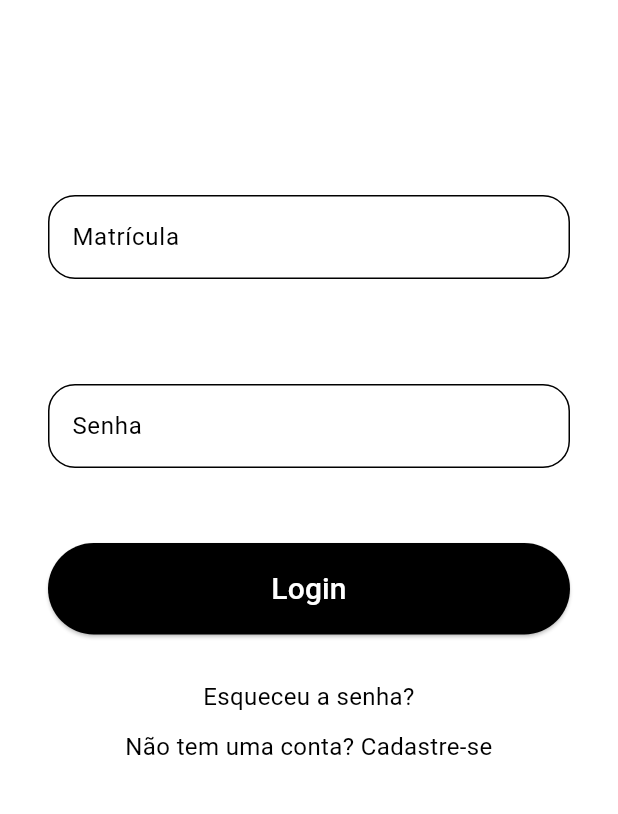
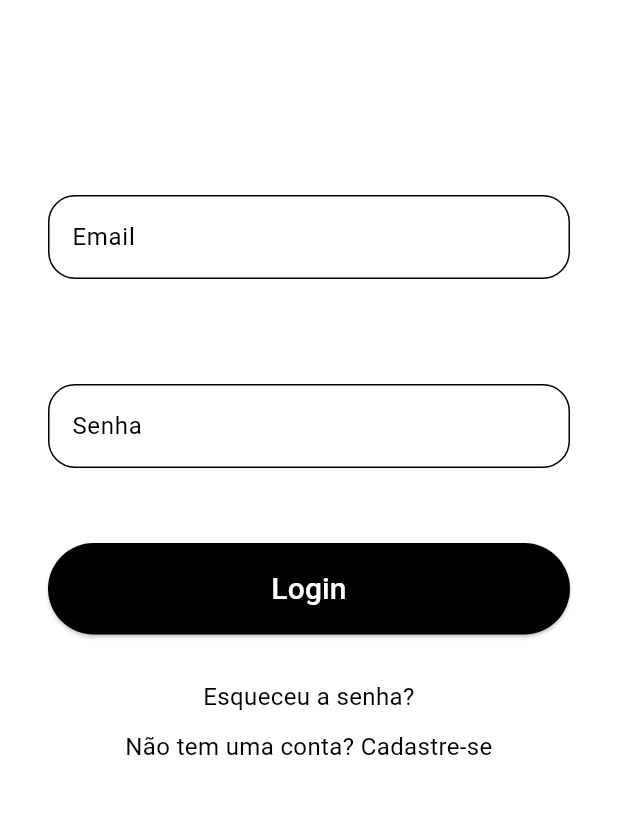
Before and after one commit to Xpert-Xperience/mais_saude_application, a Flutter app: the LoginView screen opened directly, on a phone screen of 412 x 824 dp, the part 261-1075 px from its top. Run offline on Flutter 3.47's test engine with Material 3 defaults, Android fonts, the phone set to English and light mode, and no system bars; our stand-ins replace firebase_auth, firebase_core, sqflite; accounts and stored records are empty.

Commit message:
metodo de login com firebase implementado com sucesso

```diff
--- a/lib/view/login/login_view.dart
+++ b/lib/view/login/login_view.dart
@@ -1,7 +1,8 @@
+import 'package:firebase_auth/firebase_auth.dart';
 import 'package:flutter/material.dart';
 import 'package:mais_saude/view/cadastro/cadastro_view.dart';
-import 'package:mais_saude/controller/login/login_controller.dart';
 import 'package:mais_saude/view/esqueceu_senha/confirmar_esqueceu_senha_view.dart';
+import 'package:mais_saude/view/principal/principal_view.dart';
 
 class LoginView extends StatefulWidget {
   const LoginView({super.key});
@@ -11,8 +12,40 @@ class LoginView extends StatefulWidget {
 }
 
 class _LoginViewState extends State<LoginView> {
-  TextEditingController usernameController = TextEditingController();
+  String email = "", password = "";
+
+  TextEditingController emailController = TextEditingController();
   TextEditingController passwordController = TextEditingController();
+
+  final _formkey = GlobalKey<FormState>();
+
+  userLogin() async {
+    try {
+      await FirebaseAuth.instance
+          .signInWithEmailAndPassword(email: email, password: password);
+      // ignore: use_build_context_synchronously
+      Navigator.push(
+          context, MaterialPageRoute(builder: (context) => const Principal()));
+    } on FirebaseAuthException catch (e) {
+      if (e.code == 'user-not-found') {
+        // ignore: use_build_context_synchronously
+        ScaffoldMessenger.of(context).showSnackBar(const SnackBar(
+            backgroundColor: Colors.orangeAccent,
+            content: Text(
+              "No User Found for that Email",
+              style: TextStyle(fontSize: 18.0),
+            )));
+      } else if (e.code == 'wrong-password') {
+        // ignore: use_build_context_synchronously
+        ScaffoldMessenger.of(context).showSnackBar(const SnackBar(
+            backgroundColor: Colors.orangeAccent,
+            content: Text(
+              "Wrong Password Provided by User",
+              style: TextStyle(fontSize: 18.0),
+            )));
+      }
+    }
+  }
 
   @override
   Widget build(BuildContext context) {
@@ -25,15 +58,11 @@ class _LoginViewState extends State<LoginView> {
   }
 
   Widget _page(BuildContext context) {
-    // Passando os controladores para o LoginController
-    final LoginController controller = LoginController(
-      usernameController: usernameController,
-      passwordController: passwordController,
-    );
-
     return Padding(
       padding: const EdgeInsets.all(32.0),
       child: Center(
+        child: Form(
+          key: _formkey,
           child: Column(
             mainAxisAlignment: MainAxisAlignment.center,
             children: [
@@ -66,14 +95,15 @@ class _LoginViewState extends State<LoginView> {
                 style: TextStyle(fontSize: 24, fontWeight: FontWeight.bold),
               ),
               const SizedBox(height: 130),
-            _inputField("Matrícula", usernameController),
+              _inputField("Email", emailController),
               const SizedBox(height: 70),
               _inputField("Senha", passwordController, isPassword: true),
               const SizedBox(height: 50),
-            _loginBtn(context, controller),
+              _loginBtn(context),
               const SizedBox(height: 20),
               _extraText(),
             ],
+          ),
         ),
       ),
     );
@@ -86,8 +116,14 @@ class _LoginViewState extends State<LoginView> {
       borderSide: const BorderSide(color: Color.fromARGB(255, 0, 0, 0)),
     );
 
-    return TextField(
+    return TextFormField(
       style: const TextStyle(color: Color.fromARGB(255, 0, 0, 0)),
+      validator: (value) {
+        if (value == null || value.isEmpty) {
+          return 'Por favor preencha todos os campos';
+        }
+        return null;
+      },
       controller: controller,
       decoration: InputDecoration(
         hintText: hintText,
@@ -99,10 +135,16 @@ class _LoginViewState extends State<LoginView> {
     );
   }
 
-  Widget _loginBtn(BuildContext context, LoginController controller) {
+  Widget _loginBtn(BuildContext context) {
     return ElevatedButton(
       onPressed: () {
-        controller.login(context);
+        if (_formkey.currentState!.validate()) {
+          setState(() {
+            email = emailController.text;
+            password = passwordController.text;
+          });
+        }
+        userLogin();
       },
       style: ElevatedButton.styleFrom(
         shape: const StadiumBorder(),
```
Lines whose indentation alone changed are shown as unchanged.
